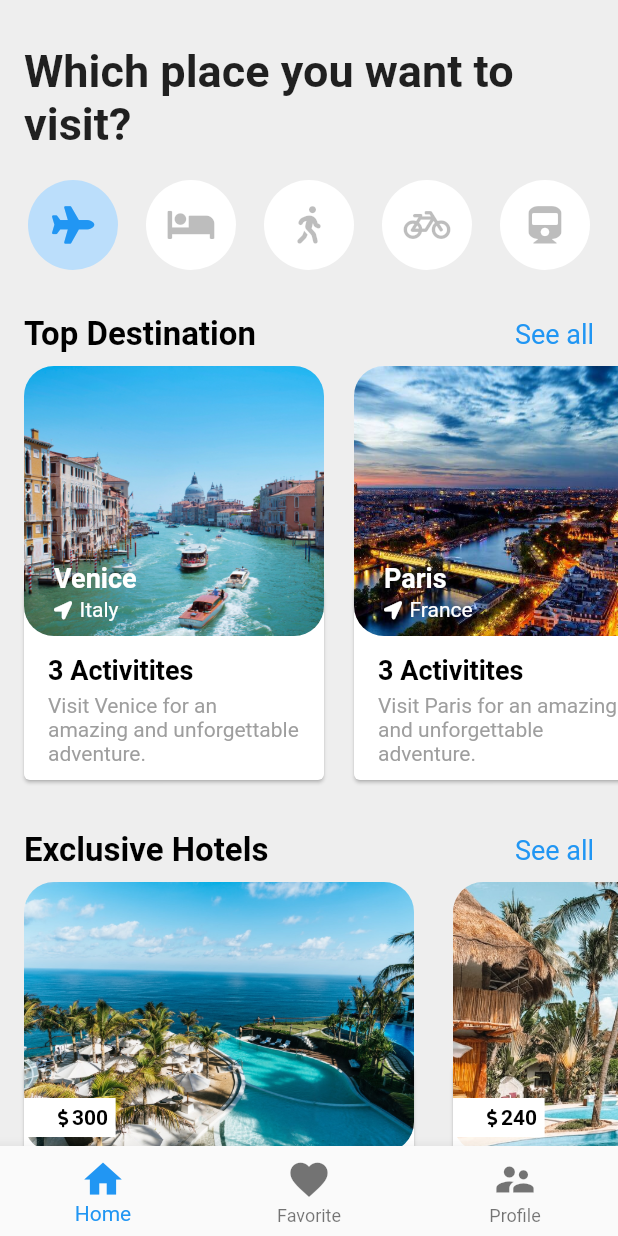
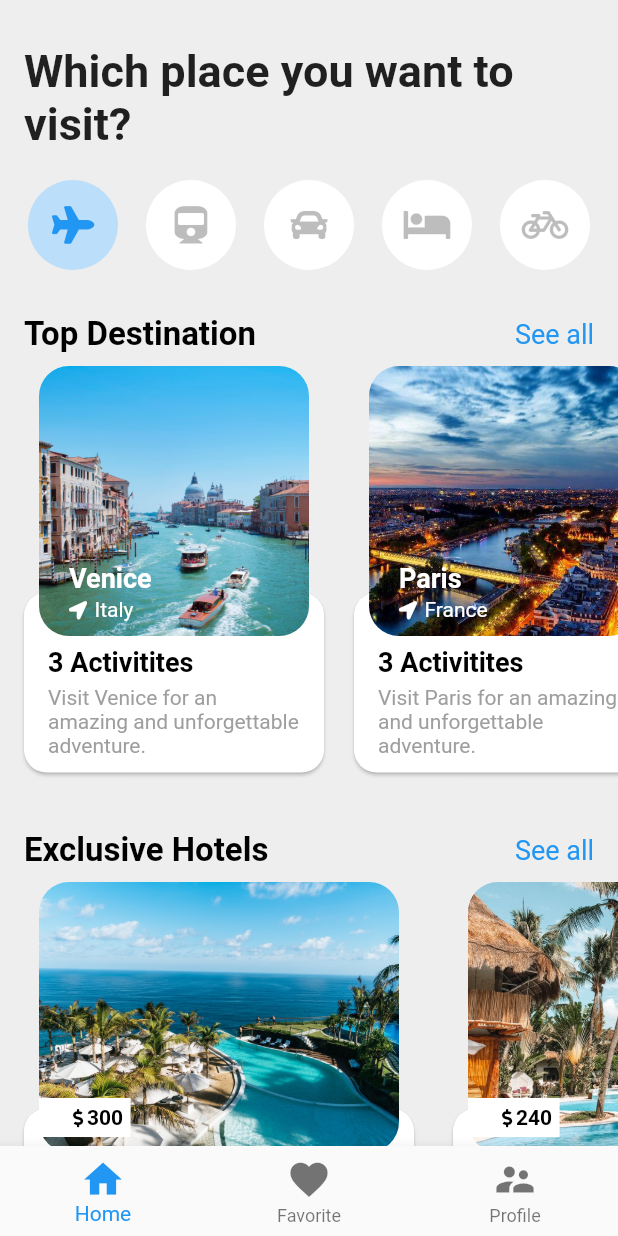
Before and after one commit to NikhilBhople/Flutter_Design, a Flutter app: the DestinationDetailPage widget shown alone on an empty page, opened directly with sample values from the repository, after a tap on the "photo filter" icon, on a phone screen of 412 x 824 dp. Run offline on Flutter 3.47's test engine with Material 2 defaults, Android fonts, the phone set to English and light mode, and no system bars; our stand-ins replace font_awesome_flutter.

Commit message:
details page with list, and refactor code

```diff
--- a/lib/main.dart
+++ b/lib/main.dart
@@ -14,7 +14,7 @@ class MyfirstApp extends StatefulWidget {
 class _HomePage extends State<MyfirstApp> {
   int _selectedIcon = 0;
   int _bottomNavigationPosition = 0;
-  List<IconData> icons = getIconsList();
+  List<IconData> icons = getCategoryIconsList();
 
   Widget _buildIcons(int position) {
     return GestureDetector(
@@ -89,13 +89,13 @@ class _HomePage extends State<MyfirstApp> {
   }
 }
 
-List<IconData> getIconsList() {
+List<IconData> getCategoryIconsList() {
   return [
     FontAwesomeIcons.plane,
+    FontAwesomeIcons.train,
+    FontAwesomeIcons.car,
     FontAwesomeIcons.bed,
-    FontAwesomeIcons.walking,
     FontAwesomeIcons.bicycle,
-    FontAwesomeIcons.train,
   ];
 }
 
--- a/lib/styles/text_styles.dart
+++ b/lib/styles/text_styles.dart
@@ -45,4 +45,8 @@ class AppStyles {
   TextStyle textStyle14White() {
     return TextStyle(color: Colors.white, fontSize: 14,);
   }
+
+  TextStyle style14Grey() {
+    return TextStyle(color: Colors.grey, fontSize: 14);
+  }
 }
--- a/lib/widgets/detination_detail_screen.dart
+++ b/lib/widgets/detination_detail_screen.dart
@@ -1,3 +1,4 @@
+import 'package:firstapp/models/activity_model.dart';
 import 'package:firstapp/models/destination_model.dart';
 import 'package:firstapp/styles/text_styles.dart';
 import 'package:flutter/cupertino.dart';
@@ -6,7 +7,7 @@ import 'package:font_awesome_flutter/font_awesome_flutter.dart';
 
 class DestinationDetailPage extends StatefulWidget {
   final Destination destination;
-  AppStyles appStyles = AppStyles();
+  final AppStyles appStyles = AppStyles();
 
   DestinationDetailPage(this.destination);
 
@@ -18,6 +19,7 @@ class _DestinationDetailPageState extends State<DestinationDetailPage> {
   @override
   Widget build(BuildContext context) {
     return Material(
+      color: Colors.grey[200],
       child: Column(
         children: <Widget>[
           Stack(
@@ -115,9 +117,141 @@ class _DestinationDetailPageState extends State<DestinationDetailPage> {
                 bottom: 20,
               )
             ],
+          ),
+          Expanded(
+            child: MediaQuery.removePadding(
+              // for removing top default padding of listview
+              removeTop: true,
+              child: ListView.builder(
+                itemBuilder: (BuildContext context, int position) {
+                  return getBottomActivityList(
+                      widget.destination.activities[position],
+                      widget.appStyles);
+                },
+                itemCount: widget.destination.activities.length,
+              ),
+              context: context,
+            ),
           )
         ],
       ),
     );
   }
 }
+
+Widget getBottomActivityList(Activity activity, AppStyles appStyles) {
+  return Stack(children: <Widget>[
+    Container(
+      height: 170,
+      width: double.infinity, // match_parent in android
+      margin: EdgeInsets.only(left: 50, right: 16, top: 5),
+      child: Card(
+        shape: RoundedRectangleBorder(borderRadius: BorderRadius.circular(15)),
+        child: Container(
+          margin: EdgeInsets.only(left: 85, right: 16),
+          child: Column(
+            crossAxisAlignment: CrossAxisAlignment.start,
+            mainAxisAlignment: MainAxisAlignment.center,
+            children: <Widget>[
+              Row(
+                mainAxisAlignment: MainAxisAlignment.spaceBetween,
+                children: <Widget>[
+                  Container(
+                      width: 120,
+                      child: Text(
+                        activity.name,
+                        style: appStyles.textStyle18BlackBold(),
+                        maxLines: 2,
+                        overflow: TextOverflow.ellipsis,
+                      )),
+                  Column(
+                    children: <Widget>[
+                      Text(
+                        "\$${activity.price}",
+                        style: appStyles.textStyle22BlackBold(),
+                      ),
+                      Text(
+                        "per pax",
+                        style: appStyles.style14Grey(),
+                      )
+                    ],
+                  ),
+                ],
+              ),
+              SizedBox(
+                height: 5,
+              ),
+              Text(
+                activity.type,
+                style: appStyles.style14Grey(),
+              ),
+              SizedBox(
+                height: 5,
+              ),
+              getRatingView(activity.rating),
+              SizedBox(
+                height: 7,
+              ),
+              getStringTimeRow(activity.startTimes)
+            ],
+          ),
+        ),
+      ),
+    ),
+    Positioned(
+      left: 16,
+      top: 20,
+      child: ClipRRect(
+        borderRadius: BorderRadius.circular(10),
+        child: Image.asset(
+          activity.imageUrl,
+          height: 140,
+          width: 110,
+          fit: BoxFit.cover,
+        ),
+      ),
+    )
+  ]);
+}
+
+Row getStringTimeRow(List<String> startTimes) {
+  return Row(
+    children: startTimes
+        .asMap()
+        .entries
+        .map((MapEntry key) => _buildContainer(key.value))
+        .toList(),
+  );
+}
+
+Row _buildContainer(String value) {
+  return Row(children: <Widget>[
+    Container(
+      width: 70,
+      height: 25,
+      decoration: BoxDecoration(
+          borderRadius: BorderRadius.circular(15),
+          color: Colors.blueAccent[100]),
+      padding: EdgeInsets.all(5),
+      alignment: Alignment.center,
+      child: Text(
+        value,
+        style: TextStyle(
+          color: Colors.white,
+          fontSize: 14,
+        ),
+      ),
+    ),
+    SizedBox(
+      width: 15,
+    )
+  ]);
+}
+
+Text getRatingView(int rating) {
+  String ratingString = "";
+  for (int i = 0; i < rating; i++) {
+    ratingString += "⭐";
+  }
+  return Text(ratingString);
+}
--- a/lib/widgets/exclusive_hotels.dart
+++ b/lib/widgets/exclusive_hotels.dart
@@ -15,12 +15,18 @@ class ExclusiveHotels extends StatelessWidget {
           child: Row(
             mainAxisAlignment: MainAxisAlignment.spaceBetween,
             children: <Widget>[
-              Text("Exclusive Hotels", style: appStyles.textStyle22BlackBold(),),
+              Text(
+                "Exclusive Hotels",
+                style: appStyles.textStyle22BlackBold(),
+              ),
               GestureDetector(
                   onTap: () {
                     print("see all exclusive hotel tapped");
                   },
-                child: Text("See all", style: appStyles.textLinkStyle(),))
+                  child: Text(
+                    "See all",
+                    style: appStyles.textLinkStyle(),
+                  ))
             ],
           ),
         ),
@@ -36,7 +42,7 @@ class ExclusiveHotels extends StatelessWidget {
     return ListView.builder(
       scrollDirection: Axis.horizontal,
       itemCount: hotels.length,
-      itemBuilder: (context,position) {
+      itemBuilder: (context, position) {
         Hotel hotel = hotels[position];
         return Container(
           width: 280,
@@ -45,23 +51,28 @@ class ExclusiveHotels extends StatelessWidget {
             alignment: Alignment.topCenter,
             children: <Widget>[
               Positioned(
-                bottom: 15,
+                bottom: 5,
                 child: Card(
+                  shape: RoundedRectangleBorder(borderRadius: BorderRadius.circular(15)),
                   child: Container(
                     width: 260,
-                    height: 120,
-                    padding: EdgeInsets.only(left: 16,bottom: 10,right: 16),
-                    decoration: BoxDecoration(
-                        color: Colors.white,
-                        borderRadius: BorderRadius.circular(10)
-                    ) ,
+                    height: 100,
+                    padding: EdgeInsets.only(left: 16, bottom: 10, right: 16),
                     child: Column(
                       mainAxisAlignment: MainAxisAlignment.end,
                       crossAxisAlignment: CrossAxisAlignment.center,
                       children: <Widget>[
-                        Text("${hotel.name}", style: appStyles.textStyle18BlackBold(),),
-                        SizedBox(height: 5,),
-                        Text(hotel.address, style: appStyles.textStyleDescription(),),
+                        Text(
+                          "${hotel.name}",
+                          style: appStyles.textStyle18BlackBold(),
+                        ),
+                        SizedBox(
+                          height: 5,
+                        ),
+                        Text(
+                          hotel.address,
+                          style: appStyles.textStyleDescription(),
+                        ),
                       ],
                     ),
                   ),
@@ -75,7 +86,7 @@ class ExclusiveHotels extends StatelessWidget {
                       child: Image(
                         image: AssetImage(hotel.imageUrl),
                         height: 180,
-                        width: 260,
+                        width: 240,
                         fit: BoxFit.cover,
                       ),
                     ),
@@ -84,17 +95,21 @@ class ExclusiveHotels extends StatelessWidget {
                       child: Container(
                         color: Colors.white,
                         child: Padding(
-                          padding: const EdgeInsets.only(left: 20,right: 5,top: 5,bottom: 5),
-                          child:  Row(
+                            padding: const EdgeInsets.only(
+                                left: 20, right: 5, top: 5, bottom: 5),
+                            child: Row(
                               children: <Widget>[
                                 Icon(
                                   FontAwesomeIcons.dollarSign,
                                   color: Colors.black,
                                   size: 12,
                                 ),
-                              Text("${hotel.price}", style: appStyles.textStyle14BlackBold(),)],
+                                Text(
+                                  "${hotel.price}",
+                                  style: appStyles.textStyle14BlackBold(),
                                 )
-                        ),
+                              ],
+                            )),
                       ),
                     )
                   ],
--- a/lib/widgets/top_destination.dart
+++ b/lib/widgets/top_destination.dart
@@ -49,15 +49,15 @@ class TopDestination extends StatelessWidget {
                 alignment: Alignment.topCenter,
                 children: <Widget>[
                   Positioned(
-                    bottom: 0,
+                    bottom: 5,
                     child: Card(
+                      shape: RoundedRectangleBorder(
+                        borderRadius: BorderRadius.circular(15.0),
+                      ),
                       child: Container(
                         width: 200,
-                        height: 130,
+                        height: 120,
                         padding: EdgeInsets.only(left: 16, bottom: 10, right: 16),
-                        decoration: BoxDecoration(
-                            color: Colors.white,
-                            borderRadius: BorderRadius.circular(10)),
                         child: Column(
                           mainAxisAlignment: MainAxisAlignment.end,
                           crossAxisAlignment: CrossAxisAlignment.start,
@@ -78,7 +78,7 @@ class TopDestination extends StatelessWidget {
                           child: Image(
                             image: AssetImage(destination.imageUrl),
                             height: 180,
-                            width: 200,
+                            width: 180,
                             fit: BoxFit.cover,
                           ),
                         ),
```
Also changed, not shown: image_for_github/Screenshot_1589153268.png (deleted), image_for_github/Screenshot_1589153275.png (deleted), image_for_github/Screenshot_1589153282.png (deleted), image_for_github/detailPage.png (added), image_for_github/homePage.png (added), image_for_github/homePage2.png (added), 1 other file. Lines whose indentation alone changed are shown as unchanged.
